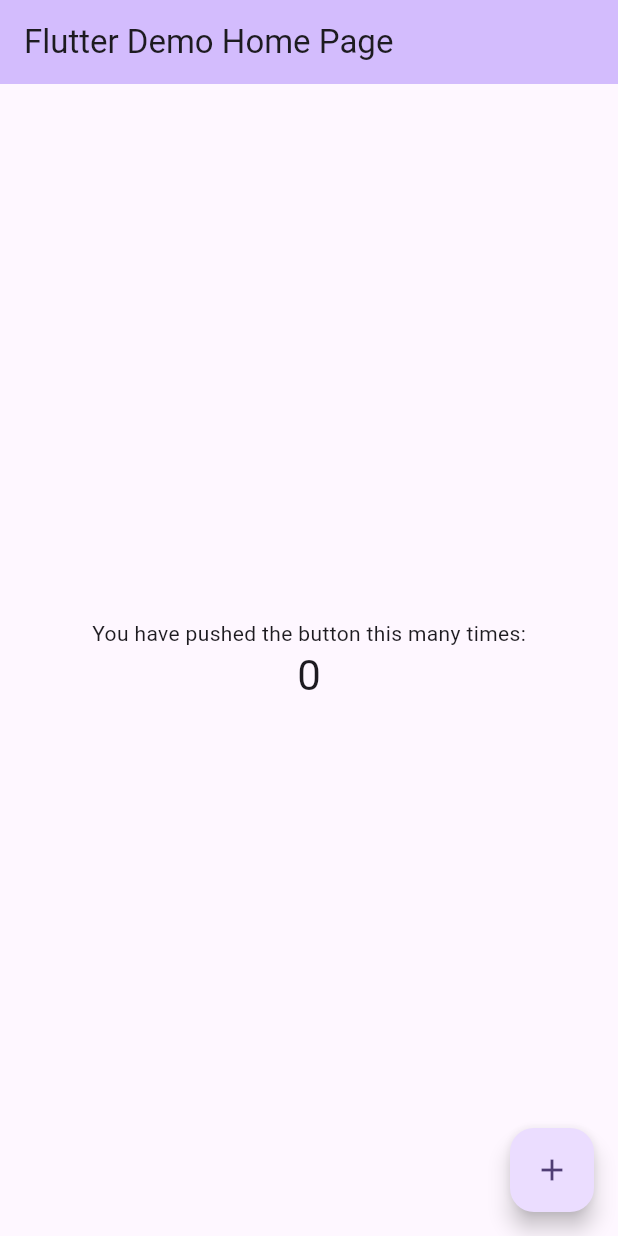
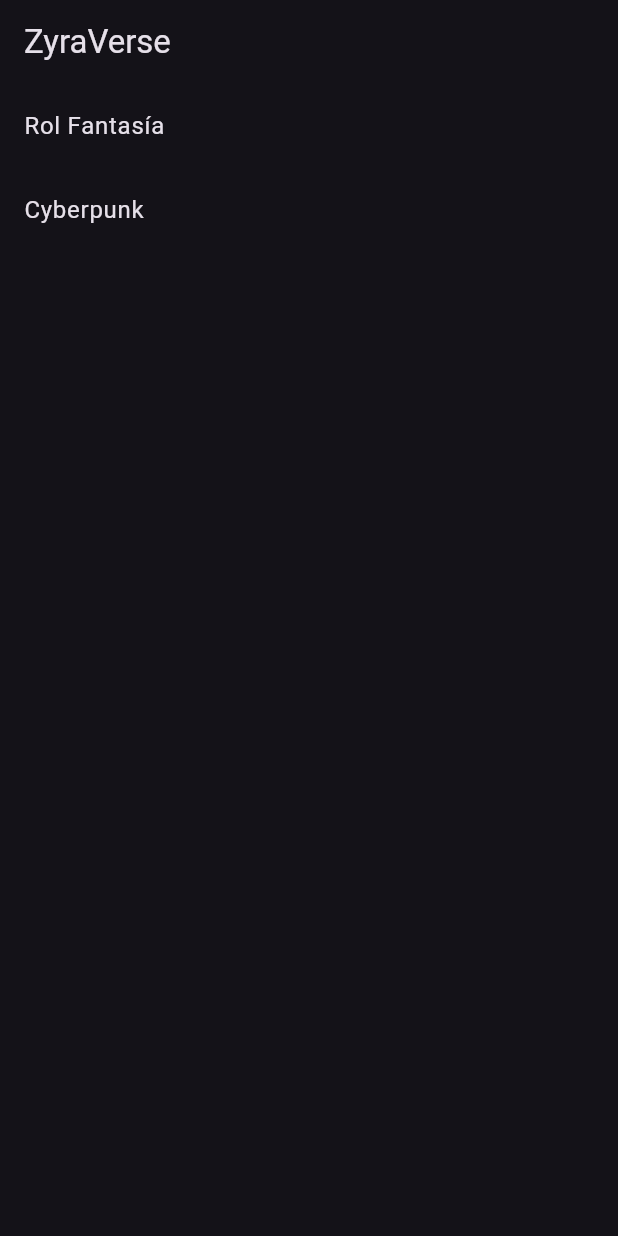
Before and after one commit to juangj-opg/zyraverse, a Flutter app: the screen it shows after launch, on a phone screen of 412 x 824 dp. Run offline on Flutter 3.47's test engine with Material 3 defaults, Android fonts, the light colour scheme and no system bars.

Commit message:
Proyecto inicial compilable

```diff
--- a/lib/app.dart
+++ b/lib/app.dart
@@ -0,0 +1,16 @@
+import 'package:flutter/material.dart';
+import 'features/rooms/room_list_screen.dart';
+
+class ZyraVerseApp extends StatelessWidget {
+  const ZyraVerseApp({super.key});
+
+  @override
+  Widget build(BuildContext context) {
+    return MaterialApp(
+      title: 'ZyraVerse',
+      debugShowCheckedModeBanner: false,
+      theme: ThemeData.dark(),
+      home: const RoomListScreen(),
+    );
+  }
+}
--- a/lib/features/rooms/room_list_screen.dart
+++ b/lib/features/rooms/room_list_screen.dart
@@ -0,0 +1,46 @@
+import 'package:flutter/material.dart';
+import '../chat/chat_screen.dart';
+import 'room_model.dart';
+
+class RoomListScreen extends StatelessWidget {
+  const RoomListScreen({super.key});
+
+  @override
+  Widget build(BuildContext context) {
+    final rooms = [
+      Room(
+        id: '1',
+        name: 'Rol Fantasía',
+        type: RoomType.public,
+        createdAt: DateTime.now(),
+      ),
+      Room(
+        id: '2',
+        name: 'Cyberpunk',
+        type: RoomType.public,
+        createdAt: DateTime.now(),
+      ),
+    ];
+
+    return Scaffold(
+      appBar: AppBar(title: const Text('ZyraVerse')),
+      body: ListView.builder(
+        itemCount: rooms.length,
+        itemBuilder: (context, index) {
+          final room = rooms[index];
+          return ListTile(
+            title: Text(room.name),
+            onTap: () {
+              Navigator.push(
+                context,
+                MaterialPageRoute(
+                  builder: (_) => ChatScreen(room: room),
+                ),
+              );
+            },
+          );
+        },
+      ),
+    );
+  }
+}
--- a/lib/features/rooms/room_model.dart
+++ b/lib/features/rooms/room_model.dart
@@ -0,0 +1,18 @@
+class Room {
+  final String id;
+  final String name;
+  final RoomType type;
+  final DateTime createdAt;
+
+  const Room({
+    required this.id,
+    required this.name,
+    required this.type,
+    required this.createdAt,
+  });
+}
+
+enum RoomType {
+  public,
+  group,
+}
--- a/lib/main.dart
+++ b/lib/main.dart
@@ -1,122 +1,6 @@
 import 'package:flutter/material.dart';
+import 'app.dart';
 
 void main() {
-  runApp(const MyApp());
+  runApp(const ZyraVerseApp());
 }
-
-class MyApp extends StatelessWidget {
-  const MyApp({super.key});
-
-  // This widget is the root of your application.
-  @override
-  Widget build(BuildContext context) {
-    return MaterialApp(
-      title: 'Flutter Demo',
-      theme: ThemeData(
-        // This is the theme of your application.
-        //
-        // TRY THIS: Try running your application with "flutter run". You'll see
-        // the application has a purple toolbar. Then, without quitting the app,
-        // try changing the seedColor in the colorScheme below to Colors.green
-        // and then invoke "hot reload" (save your changes or press the "hot
-        // reload" button in a Flutter-supported IDE, or press "r" if you used
-        // the command line to start the app).
-        //
-        // Notice that the counter didn't reset back to zero; the application
-        // state is not lost during the reload. To reset the state, use hot
-        // restart instead.
-        //
-        // This works for code too, not just values: Most code changes can be
-        // tested with just a hot reload.
-        colorScheme: .fromSeed(seedColor: Colors.deepPurple),
-      ),
-      home: const MyHomePage(title: 'Flutter Demo Home Page'),
-    );
-  }
-}
-
-class MyHomePage extends StatefulWidget {
-  const MyHomePage({super.key, required this.title});
-
-  // This widget is the home page of your application. It is stateful, meaning
-  // that it has a State object (defined below) that contains fields that affect
-  // how it looks.
-
-  // This class is the configuration for the state. It holds the values (in this
-  // case the title) provided by the parent (in this case the App widget) and
-  // used by the build method of the State. Fields in a Widget subclass are
-  // always marked "final".
-
-  final String title;
-
-  @override
-  State<MyHomePage> createState() => _MyHomePageState();
-}
-
-class _MyHomePageState extends State<MyHomePage> {
-  int _counter = 0;
-
-  void _incrementCounter() {
-    setState(() {
-      // This call to setState tells the Flutter framework that something has
-      // changed in this State, which causes it to rerun the build method below
-      // so that the display can reflect the updated values. If we changed
-      // _counter without calling setState(), then the build method would not be
-      // called again, and so nothing would appear to happen.
-      _counter++;
-    });
-  }
-
-  @override
-  Widget build(BuildContext context) {
-    // This method is rerun every time setState is called, for instance as done
-    // by the _incrementCounter method above.
-    //
-    // The Flutter framework has been optimized to make rerunning build methods
-    // fast, so that you can just rebuild anything that needs updating rather
-    // than having to individually change instances of widgets.
-    return Scaffold(
-      appBar: AppBar(
-        // TRY THIS: Try changing the color here to a specific color (to
-        // Colors.amber, perhaps?) and trigger a hot reload to see the AppBar
-        // change color while the other colors stay the same.
-        backgroundColor: Theme.of(context).colorScheme.inversePrimary,
-        // Here we take the value from the MyHomePage object that was created by
-        // the App.build method, and use it to set our appbar title.
-        title: Text(widget.title),
-      ),
-      body: Center(
-        // Center is a layout widget. It takes a single child and positions it
-        // in the middle of the parent.
-        child: Column(
-          // Column is also a layout widget. It takes a list of children and
-          // arranges them vertically. By default, it sizes itself to fit its
-          // children horizontally, and tries to be as tall as its parent.
-          //
-          // Column has various properties to control how it sizes itself and
-          // how it positions its children. Here we use mainAxisAlignment to
-          // center the children vertically; the main axis here is the vertical
-          // axis because Columns are vertical (the cross axis would be
-          // horizontal).
-          //
-          // TRY THIS: Invoke "debug painting" (choose the "Toggle Debug Paint"
-          // action in the IDE, or press "p" in the console), to see the
-          // wireframe for each widget.
-          mainAxisAlignment: .center,
-          children: [
-            const Text('You have pushed the button this many times:'),
-            Text(
-              '$_counter',
-              style: Theme.of(context).textTheme.headlineMedium,
-            ),
-          ],
-        ),
-      ),
-      floatingActionButton: FloatingActionButton(
-        onPressed: _incrementCounter,
-        tooltip: 'Increment',
-        child: const Icon(Icons.add),
-      ),
-    );
-  }
-}
```
Also changed, not shown: lib/features/chat/chat_screen.dart (+98 -0 lines), lib/features/chat/message_model.dart (+15 -0 lines), 1 other file.
